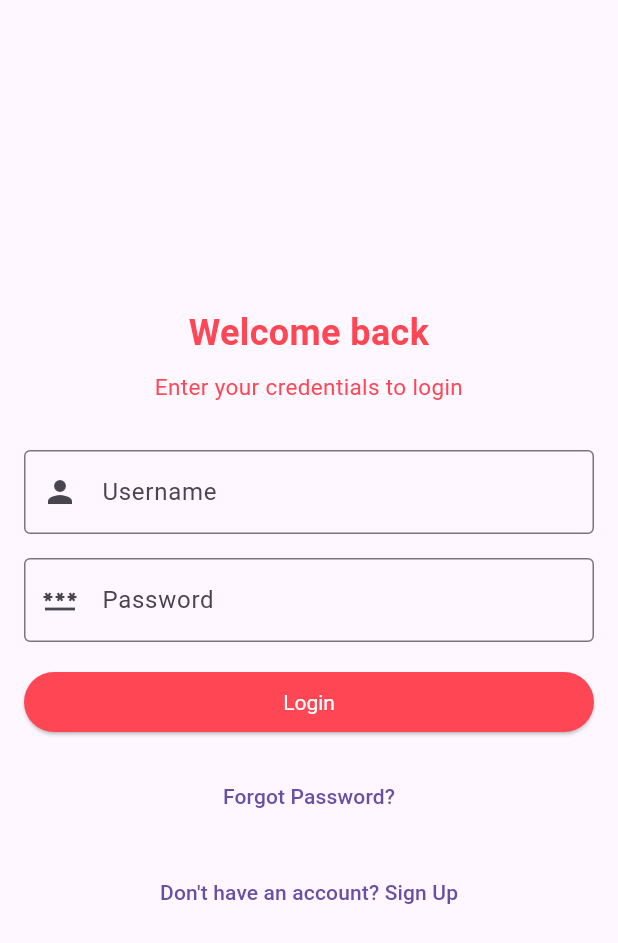
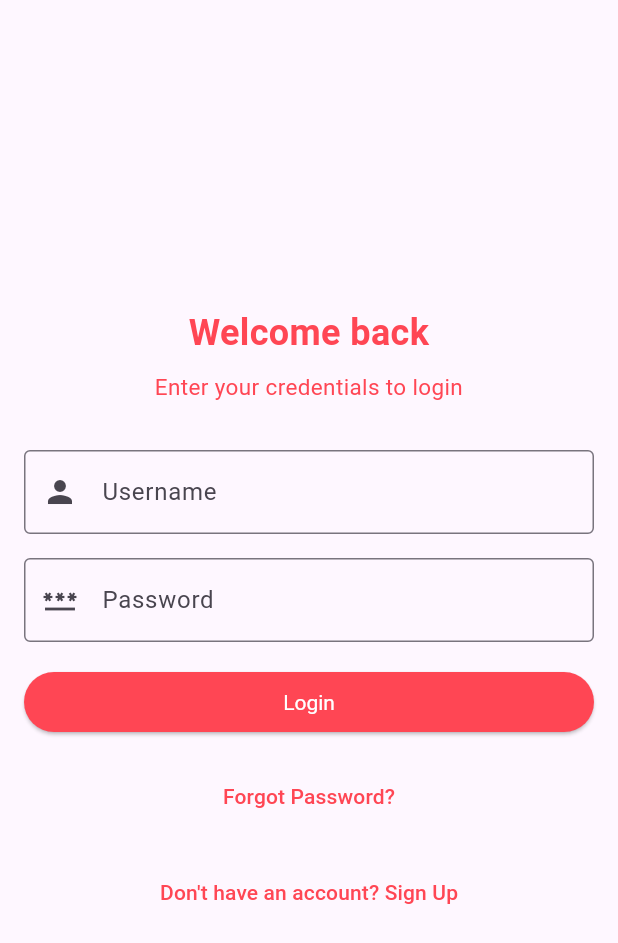
Before and after one commit to joaoribeirosl/valorant-store-viewer, a Flutter app: the screen it shows after launch, on a phone screen of 412 x 824 dp. Shown: the top 943 px of the screen. Run offline on Flutter 3.47's test engine with Material 3 defaults, Android fonts, the phone set to English and light mode, and no system bars; our stand-ins replace flutter_modular, mobx; missing offline and left inert: window_manager; generated files the repository leaves out were written again.

Commit message:
feat: create text button theme pattern

```diff
--- a/lib/src/styles/light_theme.dart
+++ b/lib/src/styles/light_theme.dart
@@ -9,6 +9,10 @@ class LightTheme {
           textColor: primaryColorLigth, collapsedTextColor: primaryColorLigth),
       appBarTheme: const AppBarTheme(backgroundColor: primaryColorLigth),
       listTileTheme: const ListTileThemeData(textColor: primaryColorLigth),
+      textButtonTheme: TextButtonThemeData(
+          style: ButtonStyle(
+              foregroundColor:
+                  WidgetStateProperty.all<Color>(primaryColorLigth))),
       textTheme: const TextTheme(
         displaySmall: TextStyle(color: Colors.white),
         titleSmall: TextStyle(
```
